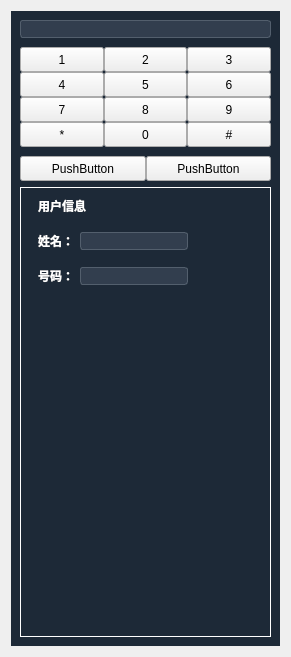
First picture: the form in try/testWidget/phone.ui, repository simonandsunday/qtCode, before the edit.
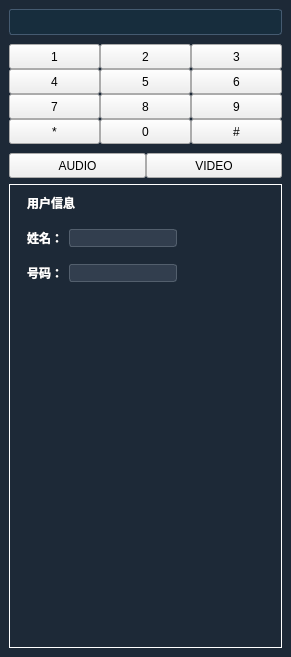
Second picture: the form after the edit. Icons and pictures are not drawn.

```diff
--- a/try/testWidget/phone.ui
+++ b/try/testWidget/phone.ui
@@ -14,44 +14,50 @@
    <string>Form</string>
   </property>
   <layout class="QVBoxLayout" name="verticalLayout_2">
+   <property name="spacing">
+    <number>0</number>
+   </property>
+   <property name="leftMargin">
+    <number>0</number>
+   </property>
+   <property name="topMargin">
+    <number>0</number>
+   </property>
+   <property name="rightMargin">
+    <number>0</number>
+   </property>
+   <property name="bottomMargin">
+    <number>0</number>
+   </property>
    <item>
     <widget class="QWidget" name="widget" native="true">
      <property name="styleSheet">
       <string notr="true">#widget{background-color: rgb(29, 41, 55);}
-QPushButton{
-    border: none;
-    background-color: transparent;
-	border-image: url(&quot;../images/ptzpanel/focus_zoom_lris/normal.png&quot;);
-    min-height: 26px;
-    min-width: 35px;
-	max-height: 26px;
-    max-width: 35px;
-	color: rgb(255, 255, 255);
-}
+
 QLabel { 
 
      font-weight: bold; 
      color: white; 
 }
-
 QPushButton:hover {
 	border-image: url(&quot;../images/ptzpanel/focus_zoom_lris/hover.png&quot;);
 }
 
-
+QPushButton{
+	border:none;
+    background-color: transparent;
+    border-image: url(&quot;../images/ptzpanel/focus_zoom_lris/normal.png&quot;);
+    min-height: 26px;
+    min-width: 35px;
+    max-height: 26px;
+    max-width: 35px;
+    color: rgb(255, 255, 255);
+}
 QPushButton:pressed {
 	border-image: url(&quot;../images/ptzpanel/focus_zoom_lris/pressed.png&quot;);
 }
-QLineEdit{
-background-color:rgb(50,62,78);
-border-radius:3px;
-border-color: rgb(83,95,109);
-border-style: solid;
-border-width:1px;
-color:white;
-}
 
-QLineEdit:focus {border-color: rgb(0, 111, 146);background-color: rgb(46, 68, 84);}
+
 </string>
      </property>
      <layout class="QVBoxLayout" name="verticalLayout_3">
@@ -95,7 +101,68 @@
              <number>9</number>
             </property>
             <item>
-             <widget class="QLineEdit" name="lineEdit_auth"/>
+             <widget class="QLineEdit" name="lineEdit_auth">
+              <property name="minimumSize">
+               <size>
+                <width>26</width>
+                <height>26</height>
+               </size>
+              </property>
+              <property name="styleSheet">
+               <string notr="true">
+QLineEdit{
+background-color: rgb(23, 45, 61);
+border-top-left-radius:3px;
+border-bottom-left-radius:3px;
+
+border-color: rgb(69, 90, 112);
+selection-color: rgb(255, 255, 255);
+border-style: solid;
+border-width:1px;
+border-right-width:0px;
+color:white;
+}
+
+
+QLineEdit::input{
+background-color: rgb(14, 52, 71);
+}</string>
+              </property>
+             </widget>
+            </item>
+            <item>
+             <widget class="QToolButton" name="toolButton">
+              <property name="minimumSize">
+               <size>
+                <width>26</width>
+                <height>26</height>
+               </size>
+              </property>
+              <property name="styleSheet">
+               <string notr="true">
+QToolButton{
+image: url(../images/UserManagement/search/normal.png);
+border-top-right-radius:3px;
+border-bottom-right-radius:3px;
+
+background-color: rgb(23, 45, 61);
+border-color: rgb(69, 90, 112);
+border-style: solid;
+border-width:1px;
+border-left-width:0px;
+color:white;
+}
+#toolButton:hover{
+background-color: rgb(50, 45, 61);
+}
+#toolButton:pressed{
+background-color: rgb(23, 45, 61);
+}</string>
+              </property>
+              <property name="text">
+               <string/>
+              </property>
+             </widget>
             </item>
            </layout>
           </widget>
@@ -445,7 +512,7 @@
                </size>
               </property>
               <property name="text">
-               <string>PushButton</string>
+               <string>AUDIO</string>
               </property>
              </widget>
             </item>
@@ -464,7 +531,7 @@
                </size>
               </property>
               <property name="text">
-               <string>PushButton</string>
+               <string>VIDEO</string>
               </property>
              </widget>
             </item>
@@ -481,7 +548,17 @@
 border-width: 1px;
      border-style: solid;
      border-color: white;
-}</string>
+}
+QLineEdit{
+background-color:rgb(50,62,78);
+border-radius:3px;
+border-color: rgb(83,95,109);
+border-style: solid;
+border-width:1px;
+color:white;
+}
+
+QLineEdit:focus {border-color: rgb(0, 111, 146);background-color: rgb(46, 68, 84);}</string>
         </property>
         <layout class="QVBoxLayout" name="verticalLayout_4">
          <item>
```
